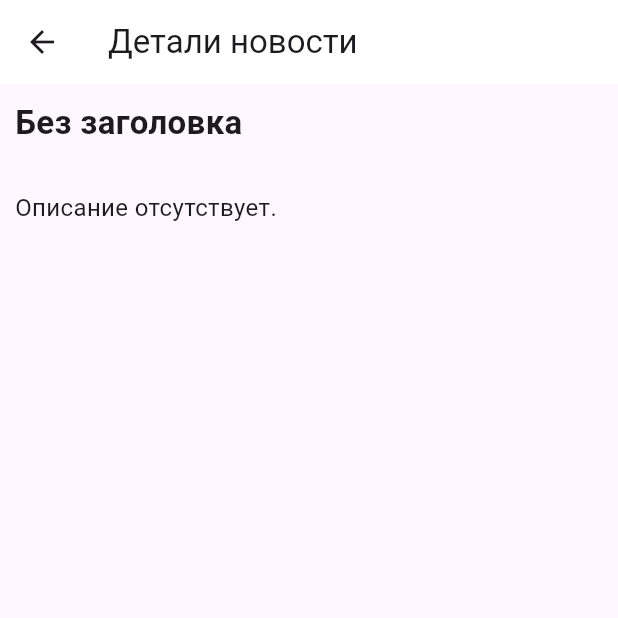
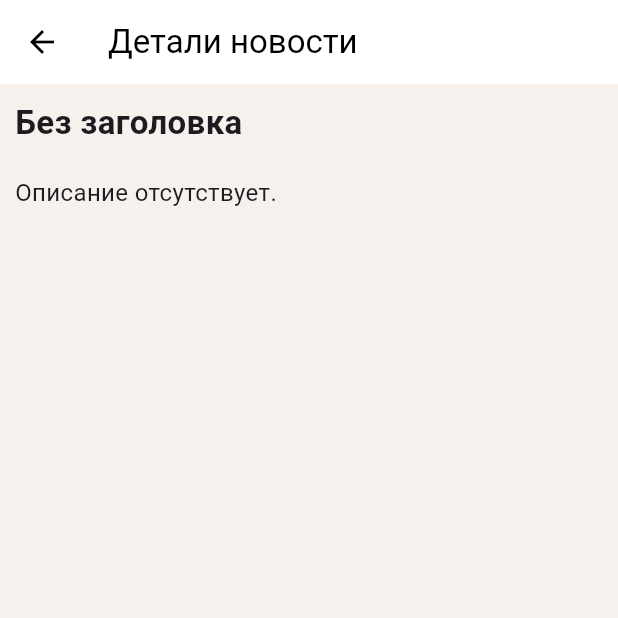
Before and after one commit to NikkyFreaky/TUSUR_RMP, a Flutter app: the NewsDetailScreen screen opened directly, on a phone screen of 412 x 824 dp, the top half of it. Run offline on Flutter 3.47's test engine with Material 3 defaults, Android fonts, the phone set to English and light mode, and no system bars; our stand-ins replace flutter_bloc; network calls fail.

Commit message:
minor edits have been made to the news details screen

```diff
--- a/lib/screens/news_detail_screen.dart
+++ b/lib/screens/news_detail_screen.dart
@@ -9,11 +9,24 @@ class NewsDetailScreen extends StatelessWidget {
   Widget build(BuildContext context) {
     final article = context.read<NewsCubit>().selectedArticle;
 
+    final Color primaryColor = const Color(0xFFF6F1EC);
+    final Color blockColor = const Color(0xFFFFFFFF);
+
     return Scaffold(
       appBar: AppBar(
-        title: const Text('Детали новости'),
+        backgroundColor: blockColor,
+        title: const Text(
+          'Детали новости',
+          style: TextStyle(color: Colors.black),
         ),
-      body: Padding(
+        iconTheme: const IconThemeData(color: Colors.black),
+        elevation: 0,
+      ),
+      body: Container(
+        color: primaryColor,
+        width: double.infinity,
+        height: double.infinity,
+        child: Padding(
           padding: const EdgeInsets.all(10),
           child: SingleChildScrollView(
             child: Column(
@@ -28,13 +41,18 @@ class NewsDetailScreen extends StatelessWidget {
                 ),
                 const SizedBox(height: 10),
                 if (article?.urlToImage != null)
-                Image.network(article!.urlToImage!),
-              const SizedBox(height: 20),
+                  Image.network(
+                    article!.urlToImage!,
+                    width: double.infinity,
+                    fit: BoxFit.cover,
+                  ),
+                const SizedBox(height: 10),
                 Text(
                   article?.description ?? 'Описание отсутствует.',
                   style: const TextStyle(fontSize: 16),
+                )
+              ],
             ),
-            ],
           ),
         ),
       ),
--- a/pubspec.yaml
+++ b/pubspec.yaml
@@ -2,7 +2,7 @@ name: individual_task
 description: "A new Flutter project."
 # The following line prevents the package from being accidentally published to
 # pub.dev using `flutter pub publish`. This is preferred for private packages.
-publish_to: 'none' # Remove this line if you wish to publish to pub.dev
+publish_to: "none" # Remove this line if you wish to publish to pub.dev
 
 # The following defines the version and build number for your application.
 # A version number is three numbers separated by dots, like 1.2.43
@@ -31,7 +31,6 @@ dependencies:
   flutter:
     sdk: flutter
 
-
   # The following adds the Cupertino Icons font to your application.
   # Use with the CupertinoIcons class for iOS style icons.
   cupertino_icons: ^1.0.8
@@ -54,7 +53,6 @@ dev_dependencies:
 
 # The following section is specific to Flutter packages.
 flutter:
-
   # The following line ensures that the Material Icons font is
   # included with your application, so that you can use the icons in
   # the material Icons class.
```
Lines whose indentation alone changed are shown as unchanged.
